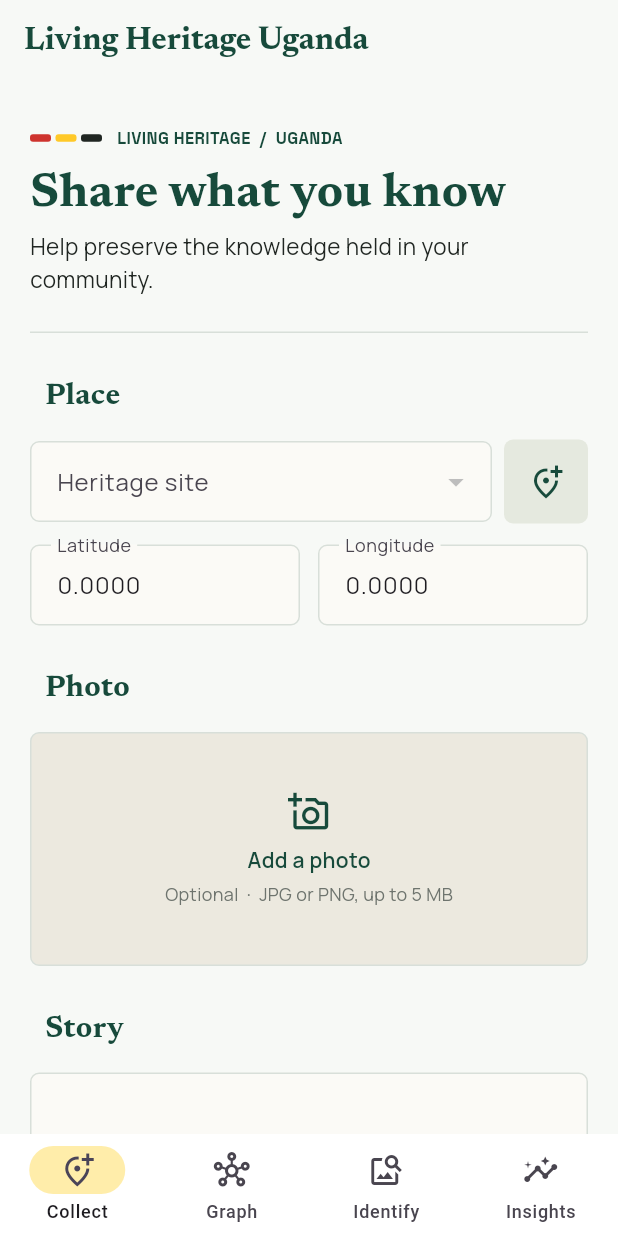
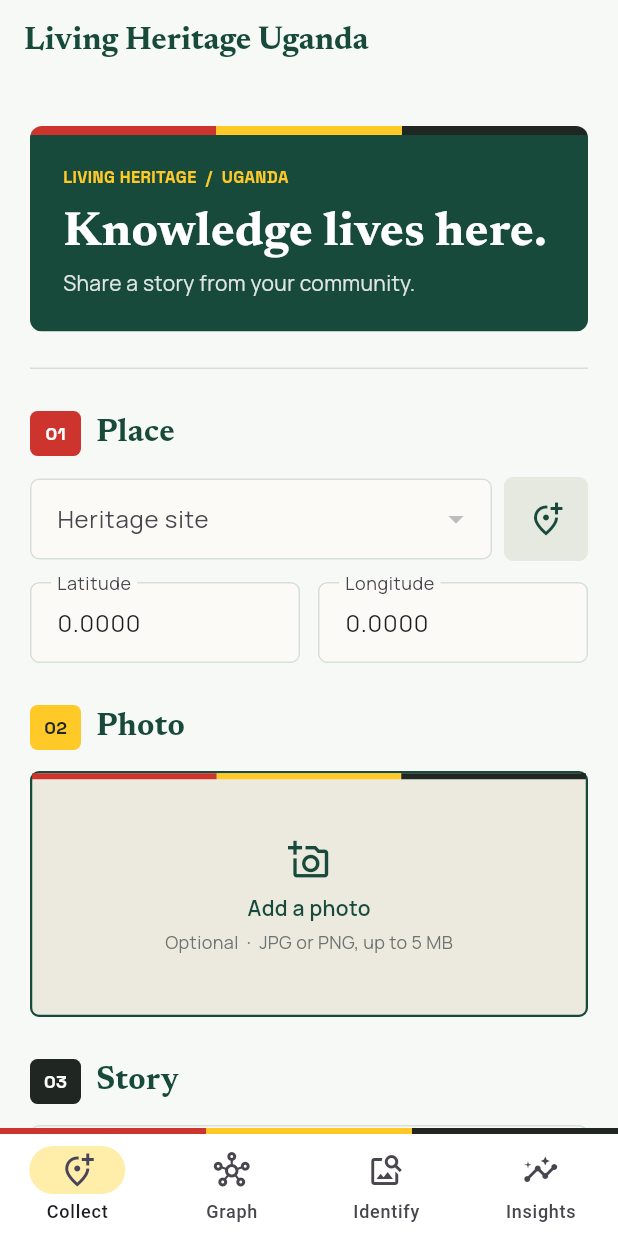
Before and after one commit to isaiahshembe/root, a Flutter app: the screen it shows after launch, on a phone screen of 412 x 824 dp. Run offline on Flutter 3.47's test engine with Material 3 defaults, Android fonts, the phone set to English and light mode, and no system bars; our stand-ins replace google_fonts, image_picker, supabase_flutter; accounts and stored records are empty.

Commit message:
add Ugandan colors in the UI

```diff
--- a/website/lib/pages/crowdsource.dart
+++ b/website/lib/pages/crowdsource.dart
@@ -455,8 +455,22 @@ class _CrowdsourceState extends State<Crowdsource> {
               ),
               child: Center(
                 child: ConstrainedBox(
-                  constraints: const BoxConstraints(maxWidth: 760),
-                  child: _buildForm(),
+                  constraints: const BoxConstraints(maxWidth: 1000),
+                  child: LayoutBuilder(
+                    builder: (context, formConstraints) {
+                      if (formConstraints.maxWidth < 900) {
+                        return _buildForm();
+                      }
+                      return Row(
+                        crossAxisAlignment: CrossAxisAlignment.start,
+                        children: [
+                          SizedBox(width: 150, child: _buildSectionRail()),
+                          const SizedBox(width: 32),
+                          Expanded(child: _buildForm()),
+                        ],
+                      );
+                    },
+                  ),
                 ),
               ),
             );
@@ -470,43 +484,60 @@ class _CrowdsourceState extends State<Crowdsource> {
     return Column(
       crossAxisAlignment: CrossAxisAlignment.start,
       children: [
+        ClipRRect(
+          borderRadius: BorderRadius.circular(8),
+          child: Column(
+            crossAxisAlignment: CrossAxisAlignment.stretch,
+            children: [
               Row(
                 children: [
-            _flagMark(_clay),
-            const SizedBox(width: 3),
-            _flagMark(_sun),
-            const SizedBox(width: 3),
-            _flagMark(_ink),
-            const SizedBox(width: 10),
+                  Expanded(child: Container(height: 6, color: _clay)),
+                  Expanded(child: Container(height: 6, color: _sun)),
+                  Expanded(child: Container(height: 6, color: _ink)),
+                ],
+              ),
+              Container(
+                color: _forest,
+                padding: const EdgeInsets.fromLTRB(22, 20, 22, 22),
+                child: Column(
+                  crossAxisAlignment: CrossAxisAlignment.start,
+                  children: [
                     Text(
                       'LIVING HERITAGE  /  UGANDA',
                       style: GoogleFonts.spaceGrotesk(
-                color: _forest,
+                        color: _sun,
                         fontSize: 11,
                         fontWeight: FontWeight.w700,
                       ),
                     ),
-          ],
-        ),
                     const SizedBox(height: 12),
                     Text(
-          'Share what you know',
+                      'Knowledge lives here.',
                       style: GoogleFonts.newsreader(
-            color: _forest,
+                        color: Colors.white,
                         fontSize: 32,
                         fontWeight: FontWeight.w700,
                         height: 1.1,
                       ),
                     ),
                     const SizedBox(height: 6),
-        const Text(
-          'Help preserve the knowledge held in your community.',
-          style: TextStyle(color: _ink, fontSize: 15, height: 1.45),
+                    Text(
+                      'Share a story from your community.',
+                      style: GoogleFonts.manrope(
+                        color: Colors.white.withValues(alpha: 0.86),
+                        fontSize: 14,
+                      ),
+                    ),
+                  ],
+                ),
+              ),
+            ],
+          ),
         ),
         const SizedBox(height: 24),
         const Divider(height: 1, color: _rule),
         const SizedBox(height: 28),
-        _sectionTitle('', 'Place'),
+        _sectionTitle('01', 'Place'),
         const SizedBox(height: 14),
         Row(
           children: [
@@ -576,18 +607,28 @@ class _CrowdsourceState extends State<Crowdsource> {
           },
         ),
         const SizedBox(height: 28),
-        _sectionTitle('', 'Photo'),
+        _sectionTitle('02', 'Photo'),
         const SizedBox(height: 14),
         GestureDetector(
           onTap: _selectedImage == null ? _pickImage : null,
           child: Container(
-            height: 156,
+            height: 164,
             width: double.infinity,
             decoration: BoxDecoration(
               color: const Color(0xFFECE9DF),
-              border: Border.all(color: _rule),
+              border: Border.all(color: _forest, width: 1.5),
               borderRadius: BorderRadius.circular(6),
             ),
+            child: Column(
+              children: [
+                Row(
+                  children: [
+                    Expanded(child: Container(height: 4, color: _clay)),
+                    Expanded(child: Container(height: 4, color: _sun)),
+                    Expanded(child: Container(height: 4, color: _ink)),
+                  ],
+                ),
+                Expanded(
                   child: _selectedImage == null
                       ? Column(
                           mainAxisAlignment: MainAxisAlignment.center,
@@ -654,9 +695,12 @@ class _CrowdsourceState extends State<Crowdsource> {
                           ],
                         ),
                 ),
+              ],
+            ),
+          ),
         ),
         const SizedBox(height: 28),
-        _sectionTitle('', 'Story'),
+        _sectionTitle('03', 'Story'),
         const SizedBox(height: 14),
         TextField(
           controller: _narrativeCtrl,
@@ -753,14 +797,68 @@ class _CrowdsourceState extends State<Crowdsource> {
     ),
   );
 
-  Widget _sectionTitle(String number, String title) => Row(
+  Widget _buildSectionRail() => Padding(
+    padding: const EdgeInsets.only(top: 210),
+    child: Column(
+      crossAxisAlignment: CrossAxisAlignment.start,
       children: [
+        Container(
+          width: 5,
+          height: 28,
+          decoration: const BoxDecoration(
+            borderRadius: BorderRadius.all(Radius.circular(3)),
+            gradient: LinearGradient(
+              begin: Alignment.topCenter,
+              end: Alignment.bottomCenter,
+              colors: [_clay, _sun, _ink],
+              stops: [0, 0.5, 1],
+            ),
+          ),
+        ),
+        const SizedBox(height: 14),
         Text(
+          'A COMMUNITY\nARCHIVE',
+          style: GoogleFonts.spaceGrotesk(
+            color: _forest,
+            fontSize: 11,
+            fontWeight: FontWeight.w700,
+            height: 1.4,
+          ),
+        ),
+        const SizedBox(height: 8),
+        const Text(
+          'Place, image, story.',
+          style: TextStyle(color: _ink, fontSize: 12, height: 1.5),
+        ),
+      ],
+    ),
+  );
+
+  Widget _sectionTitle(String number, String title) {
+    final markerColor = switch (number) {
+      '01' => _clay,
+      '02' => _sun,
+      _ => _ink,
+    };
+    final markerTextColor = number == '02' ? _ink : Colors.white;
+
+    return Row(
+      children: [
+        Container(
+          width: 34,
+          height: 30,
+          alignment: Alignment.center,
+          decoration: BoxDecoration(
+            color: markerColor,
+            borderRadius: BorderRadius.circular(5),
+          ),
+          child: Text(
             number,
             style: GoogleFonts.spaceGrotesk(
-          color: _clay,
+              color: markerTextColor,
               fontSize: 12,
               fontWeight: FontWeight.w700,
+            ),
           ),
         ),
         const SizedBox(width: 10),
@@ -768,12 +866,13 @@ class _CrowdsourceState extends State<Crowdsource> {
           title,
           style: GoogleFonts.newsreader(
             color: _forest,
-          fontSize: 20,
+            fontSize: 21,
             fontWeight: FontWeight.w700,
           ),
         ),
       ],
     );
+  }
 }
 
 class HeritageSite {
--- a/website/lib/pages/main_page.dart
+++ b/website/lib/pages/main_page.dart
@@ -137,7 +137,17 @@ class _MainPageState extends State<MainPage> {
               ],
             ),
             bottomNavigationBar: isMobile
-                ? NavigationBar(
+                ? Column(
+                    mainAxisSize: MainAxisSize.min,
+                    children: [
+                      Row(
+                        children: [
+                          Expanded(child: Container(height: 4, color: _red)),
+                          Expanded(child: Container(height: 4, color: _sun)),
+                          Expanded(child: Container(height: 4, color: _ink)),
+                        ],
+                      ),
+                      NavigationBar(
                         height: 68,
                         backgroundColor: Colors.white,
                         indicatorColor: const Color(0xFFFFEDAA),
@@ -153,6 +163,8 @@ class _MainPageState extends State<MainPage> {
                               ),
                             )
                             .toList(),
+                      ),
+                    ],
                   )
                 : null,
           );
```
Lines whose indentation alone changed are shown as unchanged.
